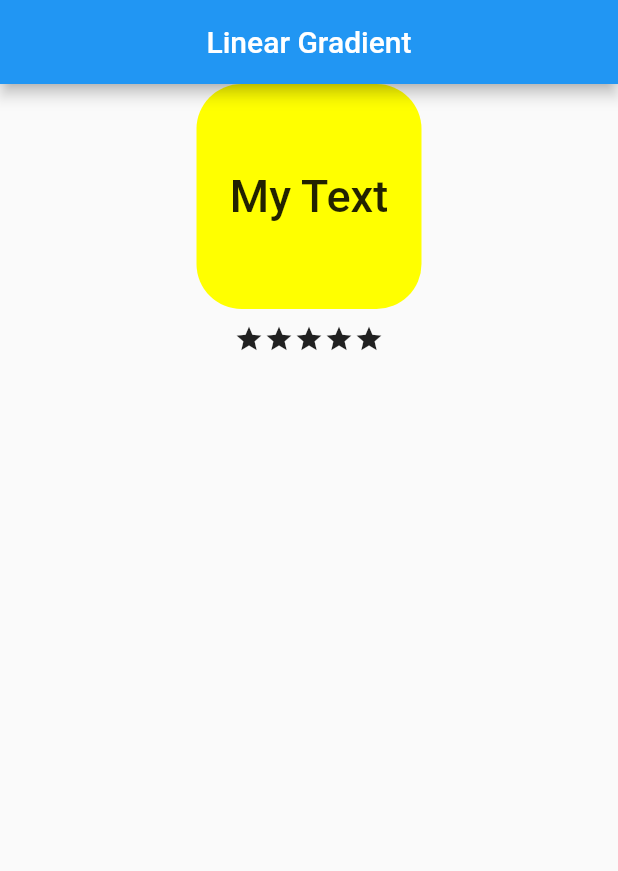
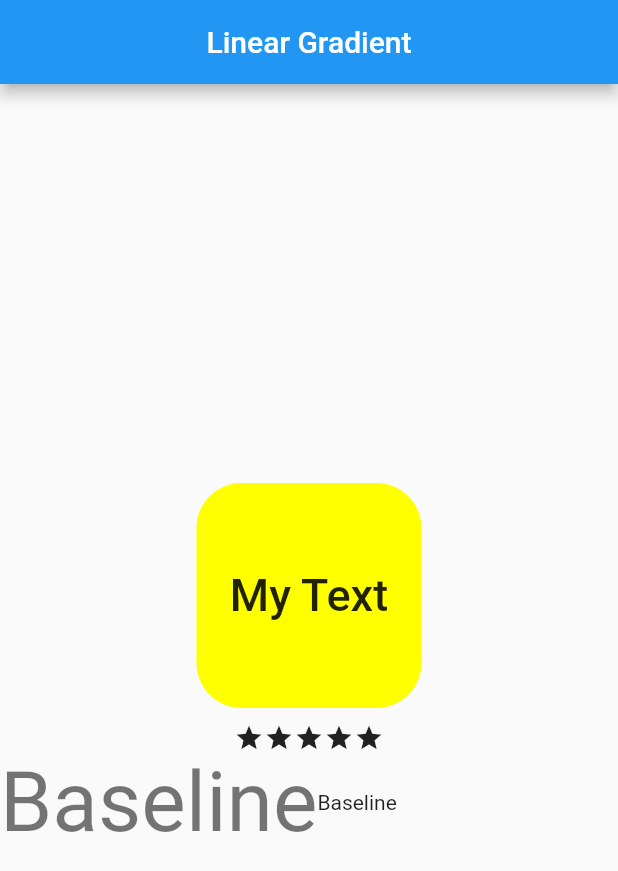
Before and after one commit to Tosin8/random_practice, a Flutter app: the screen it shows after launch, on a phone screen of 412 x 824 dp. Shown: the top 871 px of the screen. Run offline on Flutter 3.47's test engine with Material 2 defaults, Android fonts, the phone set to English and light mode, and no system bars.

Commit message:
Update practice.dart

```diff
--- a/lib/practice.dart
+++ b/lib/practice.dart
@@ -17,7 +17,8 @@ class _Linear_GradientState extends State<Linear_Gradient> {
           ),
           centerTitle: true,
         ),
-        body: Column(children: [
+        body: Column(mainAxisAlignment: MainAxisAlignment.center, children: [
+          const SizedBox(height: 10),
           Center(
               child: Container(
                   height: 150,
@@ -46,7 +47,18 @@ class _Linear_GradientState extends State<Linear_Gradient> {
               Icon(Icons.star, size: 20),
               Icon(Icons.star, size: 20),
             ],
-          )
+          ),
+          Row(
+            children: [
+              Text(
+                'Baseline',
+                style: Theme.of(context).textTheme.headline2,
+              ),
+              Text('Baseline',
+              style: Theme.of(context).textTheme.body1,
+              )
+            ],
+          ),
         ]));
   }
 }
```
